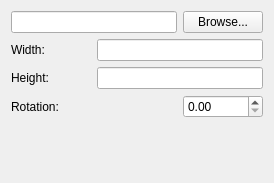
Above: src/ui/qgscomposerpicturewidgetbase.ui from stopa85/Quantum-GIS before the change. Below: the same form after it.
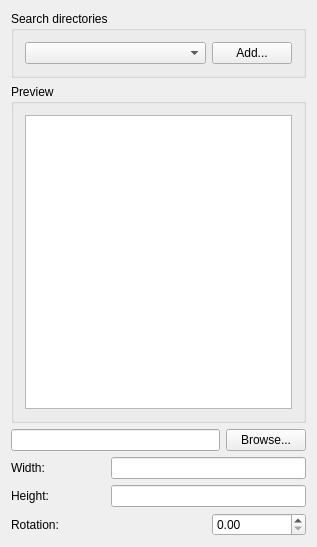
That is the form after the change.

Commit message: Show composer pictures as previews

```diff
--- a/src/ui/qgscomposerpicturewidgetbase.ui
+++ b/src/ui/qgscomposerpicturewidgetbase.ui
@@ -5,8 +5,8 @@
    <rect>
     <x>0</x>
     <y>0</y>
-    <width>274</width>
-    <height>183</height>
+    <width>317</width>
+    <height>547</height>
    </rect>
   </property>
   <property name="sizePolicy" >
@@ -20,6 +20,70 @@
   </property>
   <layout class="QGridLayout" >
    <item row="0" column="0" >
+    <widget class="QGroupBox" name="mSearchDirectoriesGroupBox" >
+     <property name="sizePolicy" >
+      <sizepolicy vsizetype="Fixed" hsizetype="Preferred" >
+       <horstretch>0</horstretch>
+       <verstretch>0</verstretch>
+      </sizepolicy>
+     </property>
+     <property name="title" >
+      <string>Search directories</string>
+     </property>
+     <layout class="QGridLayout" >
+      <item row="0" column="0" >
+       <layout class="QHBoxLayout" >
+        <item>
+         <widget class="QComboBox" name="mSearchDirectoriesComboBox" >
+          <property name="sizePolicy" >
+           <sizepolicy vsizetype="Fixed" hsizetype="Expanding" >
+            <horstretch>0</horstretch>
+            <verstretch>0</verstretch>
+           </sizepolicy>
+          </property>
+         </widget>
+        </item>
+        <item>
+         <widget class="QPushButton" name="mAddDirectoryButton" >
+          <property name="text" >
+           <string>Add...</string>
+          </property>
+         </widget>
+        </item>
+       </layout>
+      </item>
+     </layout>
+    </widget>
+   </item>
+   <item row="1" column="0" >
+    <widget class="QGroupBox" name="mPreviewGroupBox" >
+     <property name="sizePolicy" >
+      <sizepolicy vsizetype="Expanding" hsizetype="Expanding" >
+       <horstretch>0</horstretch>
+       <verstretch>0</verstretch>
+      </sizepolicy>
+     </property>
+     <property name="title" >
+      <string>Preview</string>
+     </property>
+     <layout class="QGridLayout" >
+      <item row="0" column="0" >
+       <widget class="QListWidget" name="mPreviewListWidget" >
+        <property name="movement" >
+         <enum>QListView::Free</enum>
+        </property>
+        <property name="flow" >
+         <enum>QListView::LeftToRight</enum>
+        </property>
+        <property name="isWrapping" stdset="0" >
+         <bool>true</bool>
+        </property>
+       </widget>
+      </item>
+     </layout>
+    </widget>
+   </item>
+   <item row="2" column="0" >
     <layout class="QHBoxLayout" >
      <property name="spacing" >
       <number>6</number>
@@ -42,7 +106,7 @@
      <item>
       <widget class="QPushButton" name="mPictureBrowseButton" >
        <property name="sizePolicy" >
-        <sizepolicy vsizetype="Preferred" hsizetype="Preferred" >
+        <sizepolicy vsizetype="Fixed" hsizetype="Preferred" >
          <horstretch>0</horstretch>
          <verstretch>0</verstretch>
         </sizepolicy>
@@ -60,7 +124,7 @@
      </item>
     </layout>
    </item>
-   <item row="1" column="0" >
+   <item row="3" column="0" >
     <layout class="QGridLayout" >
      <item row="0" column="0" >
       <widget class="QLabel" name="textLabel3" >
@@ -121,19 +185,6 @@
      </item>
     </layout>
    </item>
-   <item row="2" column="0" >
-    <spacer>
-     <property name="orientation" >
-      <enum>Qt::Vertical</enum>
-     </property>
-     <property name="sizeHint" >
-      <size>
-       <width>20</width>
-       <height>21</height>
-      </size>
-     </property>
-    </spacer>
-   </item>
   </layout>
  </widget>
  <layoutdefault spacing="6" margin="11" />
```
The commit also changes 2 other files.
